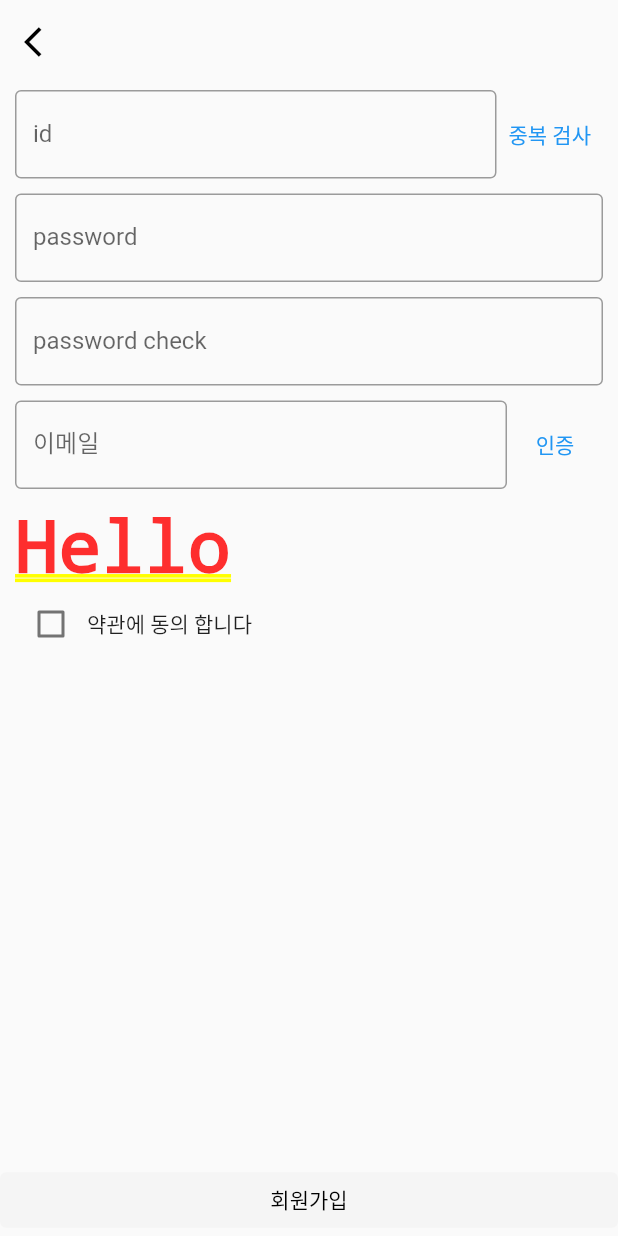
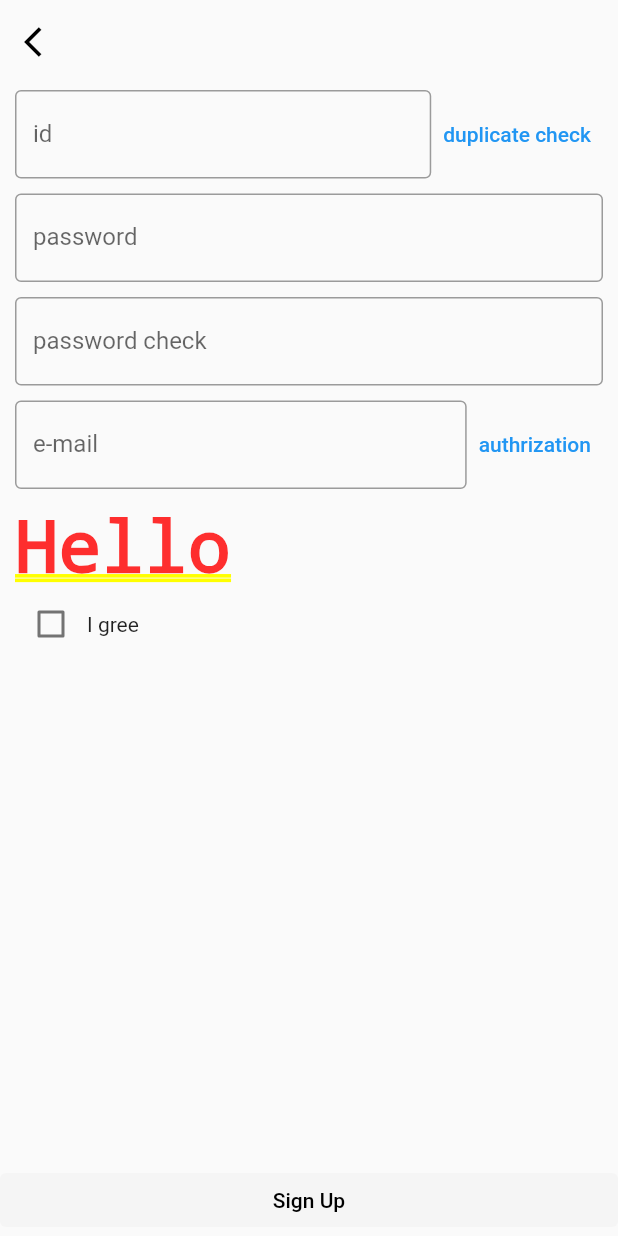
Before and after one commit to missing-project/app, a Flutter app: the SignUpScreen screen opened by its route, on a phone screen of 412 x 824 dp. Run offline on Flutter 3.47's test engine with Material 2 defaults, Android fonts, the phone set to English and light mode, and no system bars; our stand-ins replace carousel_slider, equatable, flutter_bloc, google_maps_flutter, location; generated files the repository leaves out were written again; network calls fail; Roboto replaces fonts that are missing (ChosunGs).

Commit message:
Feature: auth bloc consumer and idCheck apply

```diff
--- a/lib/l10n/app_en.arb
+++ b/lib/l10n/app_en.arb
@@ -27,5 +27,12 @@
   "profile_inquiry": "inquiry",
   "signup_id_invalid": "Please enter some text",
   "signup_pw_invalid": "Please enter some text",
-  "signup_pwCh_invalid": "password values are different"
+  "signup_pw_regex": "Must be at least 8 characters including uppercase and lowercase letters, numbers and special symbols",
+  "signup_pwCh_invalid": "password values are different",
+  "signup_id_duplicate_btn": "duplicate check",
+  "signup_email": "e-mail",
+  "signup_authrization": "authrization",
+  "signup_terms": "Hello",
+  "signup_terms_agree": "I gree",
+  "signup_btn": "Sign Up"
 }
--- a/lib/l10n/app_ko.arb
+++ b/lib/l10n/app_ko.arb
@@ -27,5 +27,12 @@
   "profile_inquiry": "문의",
   "signup_id_invalid": "아이디를 입력하시오",
   "signup_pw_invalid": "비밀번호를 입력하시오",
-  "signup_pwCh_invalid": "비밀번호가 다릅니다"
+  "signup_pw_regex": "대소문자, 숫자, 특수기호를 포함하여 8자 이상이어야 합니다",
+  "signup_pwCh_invalid": "비밀번호가 다릅니다",
+  "signup_id_duplicate_btn": "중복 검사",
+  "signup_email": "이메일",
+  "signup_authrization": "인증",
+  "signup_terms": "Hello",
+  "signup_terms_agree": "약관에 동의 합니다",
+  "signup_btn": "회원가입"
 }
--- a/lib/screens/auth/signup/signup_screen.dart
+++ b/lib/screens/auth/signup/signup_screen.dart
@@ -1,7 +1,9 @@
 import 'package:flutter/material.dart';
+import 'package:flutter_bloc/flutter_bloc.dart';
+import 'package:missing_application/blocs/auth/auth_bloc.dart';
+import 'package:missing_application/screens/auth/widgets/auth_bloc_consumer.dart';
 import 'package:missing_application/screens/global/global_appbar.dart';
 import 'package:flutter_gen/gen_l10n/app_localizations.dart';
-import 'package:missing_application/screens/global/loading_stack.dart';
 
 class SignUpScreen extends StatefulWidget {
   const SignUpScreen({Key? key}) : super(key: key);
@@ -20,23 +22,39 @@ class _SignUpScreenState extends State<SignUpScreen> {
   String password = '';
   String passwordCheck = '';
   String email = '';
+  bool idUsable = false;
   bool emailAuthrization = false;
   bool termsAgreement = false;
 
   String? get _errorText {
     if (_pwFocusNode.hasFocus && !regex.hasMatch(password)) {
-      return '대소문자, 숫자, 특수기호를 포함하여 8자 이상이어야 합니다';
+      return AppLocalizations.of(context)!.signup_pw_regex;
     }
 
     return null;
+  }
+
+  void _handleIdCheck() {
+    if (id.isNotEmpty) {
+      BlocProvider.of<AuthBloc>(context).add(IdCheck(id: id));
+    }
+  }
+
+  void _idCheckState(bool value) {
+    setState(() {
+      idUsable = value;
+    });
   }
 
   @override
   Widget build(BuildContext context) {
     return Scaffold(
       appBar: GlobalAppbar(),
-      body: LoadingStack(
-          isLoading: false,
+      body: AuthBlocConsumer(
+        loaded: () {
+          Navigator.pop(context);
+        },
+        idCheck: _idCheckState,
         child: Form(
           key: _formKey,
           child: Column(
@@ -68,8 +86,9 @@ class _SignUpScreenState extends State<SignUpScreen> {
                               ),
                             ),
                             TextButton(
-                                onPressed: () {},
-                                child: Text('중복 검사'),
+                              onPressed: _handleIdCheck,
+                              child: Text(AppLocalizations.of(context)!
+                                  .signup_id_duplicate_btn),
                             ),
                           ],
                         ),
@@ -126,7 +145,8 @@ class _SignUpScreenState extends State<SignUpScreen> {
                             Expanded(
                               child: TextFormFieldStyle(
                                 obscure: false,
-                                  label: '이메일',
+                                label:
+                                    AppLocalizations.of(context)!.signup_email,
                                 onChanged: (value) {
                                   setState(() {
                                     email = value;
@@ -136,14 +156,15 @@ class _SignUpScreenState extends State<SignUpScreen> {
                             ),
                             TextButton(
                               onPressed: () {},
-                                child: Text('인증'),
+                              child: Text(AppLocalizations.of(context)!
+                                  .signup_authrization),
                             )
                           ],
                         ),
                       ),
                       RichText(
                         text: TextSpan(
-                            text: 'Hello',
+                          text: AppLocalizations.of(context)!.signup_terms,
                           style: DefaultTextStyle.of(context).style,
                         ),
                       ),
@@ -157,7 +178,7 @@ class _SignUpScreenState extends State<SignUpScreen> {
                               });
                             },
                           ),
-                            Text('약관에 동의 합니다')
+                          Text(AppLocalizations.of(context)!.signup_terms_agree)
                         ],
                       )
                     ],
@@ -167,8 +188,7 @@ class _SignUpScreenState extends State<SignUpScreen> {
               SizedBox(
                 width: double.infinity,
                 child: TextButton(
-                    onPressed:
-                        termsAgreement && _formKey.currentState!.validate()
+                  onPressed: termsAgreement && _formKey.currentState!.validate()
                       ? () {}
                       : null,
                   style: TextButton.styleFrom(
@@ -177,12 +197,13 @@ class _SignUpScreenState extends State<SignUpScreen> {
                     backgroundColor: Theme.of(context).primaryColor,
                     foregroundColor: Colors.white,
                   ),
-                    child: Text('회원가입'),
+                  child: Text(AppLocalizations.of(context)!.signup_btn),
                 ),
               ),
             ],
           ),
-          )),
+        ),
+      ),
     );
   }
 }
--- /dev/null
+++ b/lib/screens/auth/widgets/auth_bloc_consumer.dart
@@ -0,0 +1,49 @@
+import 'package:flutter/material.dart';
+import 'package:flutter_bloc/flutter_bloc.dart';
+import 'package:missing_application/blocs/auth/auth_bloc.dart';
+import 'package:missing_application/screens/global/loading_stack.dart';
+
+class AuthBlocConsumer extends StatefulWidget {
+  const AuthBlocConsumer({
+    super.key,
+    required this.child,
+    required this.loaded,
+    this.idCheck,
+  });
+
+  final Widget child;
+  final Function loaded;
+  final Function(bool)? idCheck;
+
+  @override
+  State<AuthBlocConsumer> createState() => _AuthBlocConsumerState();
+}
+
+class _AuthBlocConsumerState extends State<AuthBlocConsumer> {
+  @override
+  Widget build(BuildContext _) {
+    return BlocConsumer<AuthBloc, AuthState>(
+      listenWhen: (previous, current) => ModalRoute.of(context)!.isCurrent,
+      listener: (_, state) {
+        if (state is AuthError) {
+          ScaffoldMessenger.of(context)
+              .showSnackBar(SnackBar(content: Text('${state.error}')));
+        }
+
+        if (state is AuthLoaded) {
+          widget.loaded();
+        }
+
+        if (state is AuthIdCheck && widget.idCheck != null) {
+          widget.idCheck!(state.isUsable);
+        }
+      },
+      builder: (_, state) {
+        return LoadingStack(
+          isLoading: state is AuthLoading,
+          child: widget.child,
+        );
+      },
+    );
+  }
+}
```
Also changed, not shown: lib/screens/auth/login/login_screen.dart (+11 -24 lines). Lines whose indentation alone changed are shown as unchanged.
